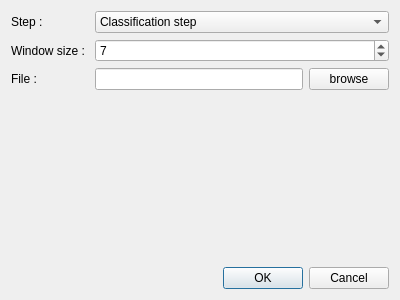
Above: app/Operations/ClassAnalysisDialog.ui from eiimage/eiimage before the change. Below: the same form after it.
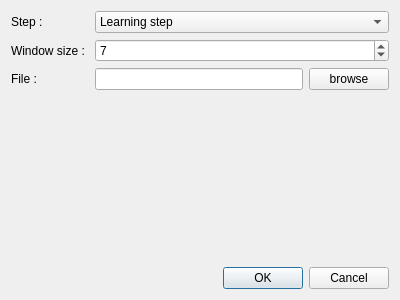
That is the form after the change.

The edit to the form file:
```diff
--- a/app/Operations/ClassAnalysisDialog.ui
+++ b/app/Operations/ClassAnalysisDialog.ui
@@ -27,7 +27,7 @@
       <widget class="QComboBox" name="stepBox">
        <item>
         <property name="text">
-         <string>Classification step</string>
+         <string>Learning step</string>
         </property>
        </item>
        <item>
```
Left out of the diff: 2 changed lines with no effect on the pictures.
